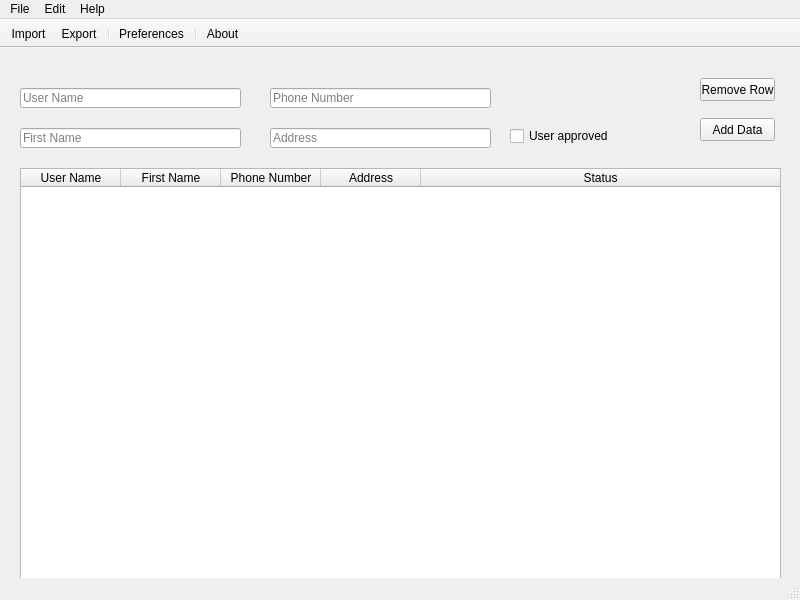
Old version of the form learn/ui/mainWindow_PyDataMan.ui in the repository haruyasu/PySide.
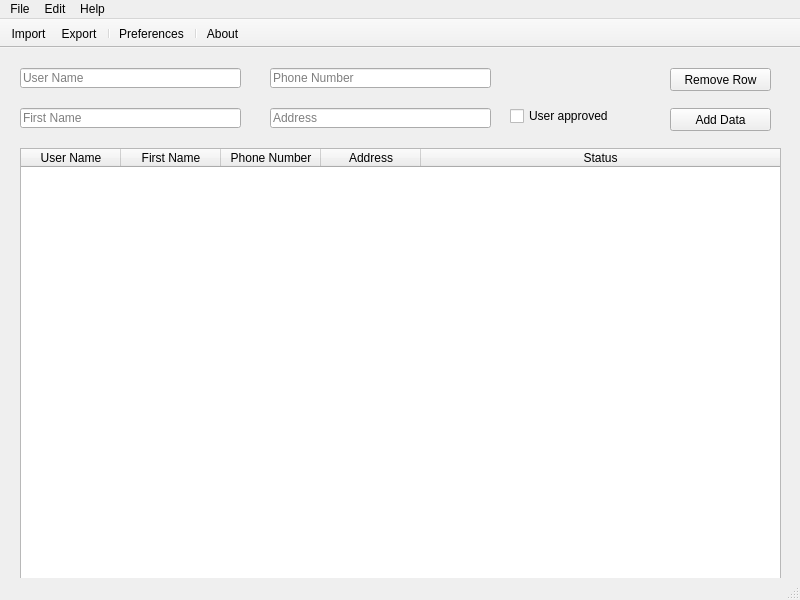
New version of the form. Icons and pictures are not drawn.

```diff
--- a/learn/ui/mainWindow_PyDataMan.ui
+++ b/learn/ui/mainWindow_PyDataMan.ui
@@ -18,7 +18,7 @@
     <property name="geometry">
      <rect>
       <x>20</x>
-      <y>40</y>
+      <y>20</y>
       <width>221</width>
       <height>20</height>
      </rect>
@@ -31,7 +31,7 @@
     <property name="geometry">
      <rect>
       <x>20</x>
-      <y>80</y>
+      <y>60</y>
       <width>221</width>
       <height>20</height>
      </rect>
@@ -44,7 +44,7 @@
     <property name="geometry">
      <rect>
       <x>270</x>
-      <y>40</y>
+      <y>20</y>
       <width>221</width>
       <height>20</height>
      </rect>
@@ -57,7 +57,7 @@
     <property name="geometry">
      <rect>
       <x>270</x>
-      <y>80</y>
+      <y>60</y>
       <width>221</width>
       <height>20</height>
      </rect>
@@ -70,9 +70,9 @@
     <property name="geometry">
      <rect>
       <x>20</x>
-      <y>120</y>
+      <y>100</y>
       <width>761</width>
-      <height>411</height>
+      <height>431</height>
      </rect>
     </property>
     <attribute name="horizontalHeaderVisible">
@@ -116,9 +116,9 @@
    <widget class="QPushButton" name="removeRow">
     <property name="geometry">
      <rect>
-      <x>700</x>
-      <y>30</y>
-      <width>75</width>
+      <x>670</x>
+      <y>20</y>
+      <width>101</width>
       <height>23</height>
      </rect>
     </property>
@@ -129,9 +129,9 @@
    <widget class="QPushButton" name="addData">
     <property name="geometry">
      <rect>
-      <x>700</x>
-      <y>70</y>
-      <width>75</width>
+      <x>670</x>
+      <y>60</y>
+      <width>101</width>
       <height>23</height>
      </rect>
     </property>
@@ -143,7 +143,7 @@
     <property name="geometry">
      <rect>
       <x>510</x>
-      <y>80</y>
+      <y>60</y>
       <width>101</width>
       <height>16</height>
      </rect>
```
Left out of the diff: 41 changed lines with no effect on the pictures.
